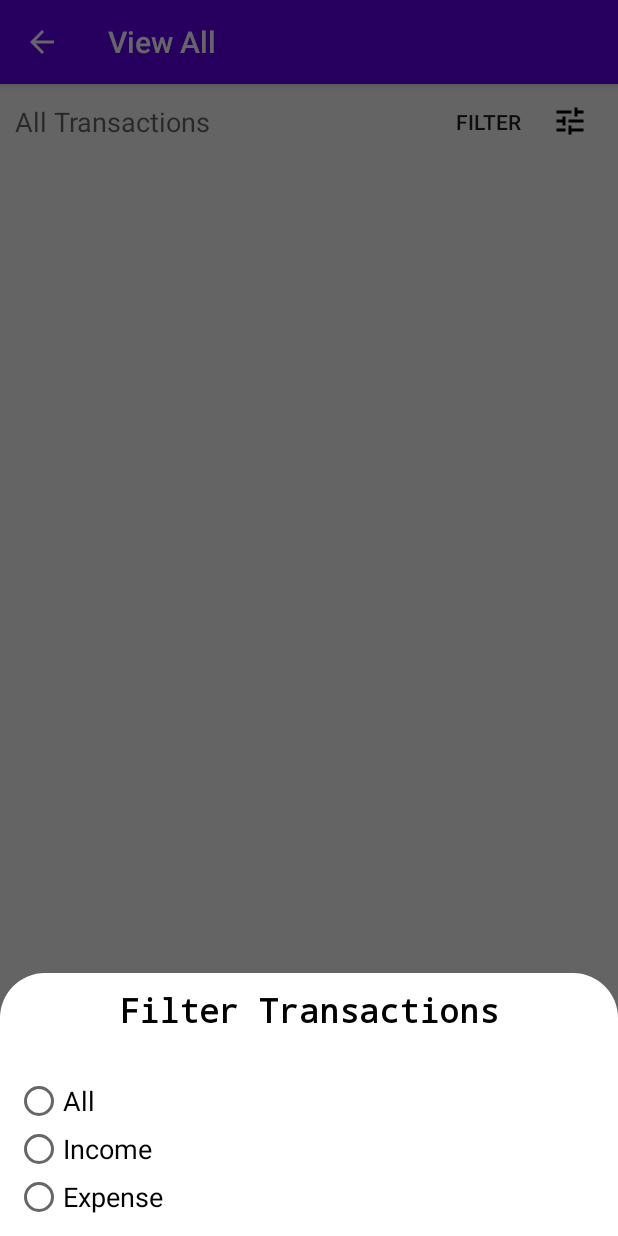
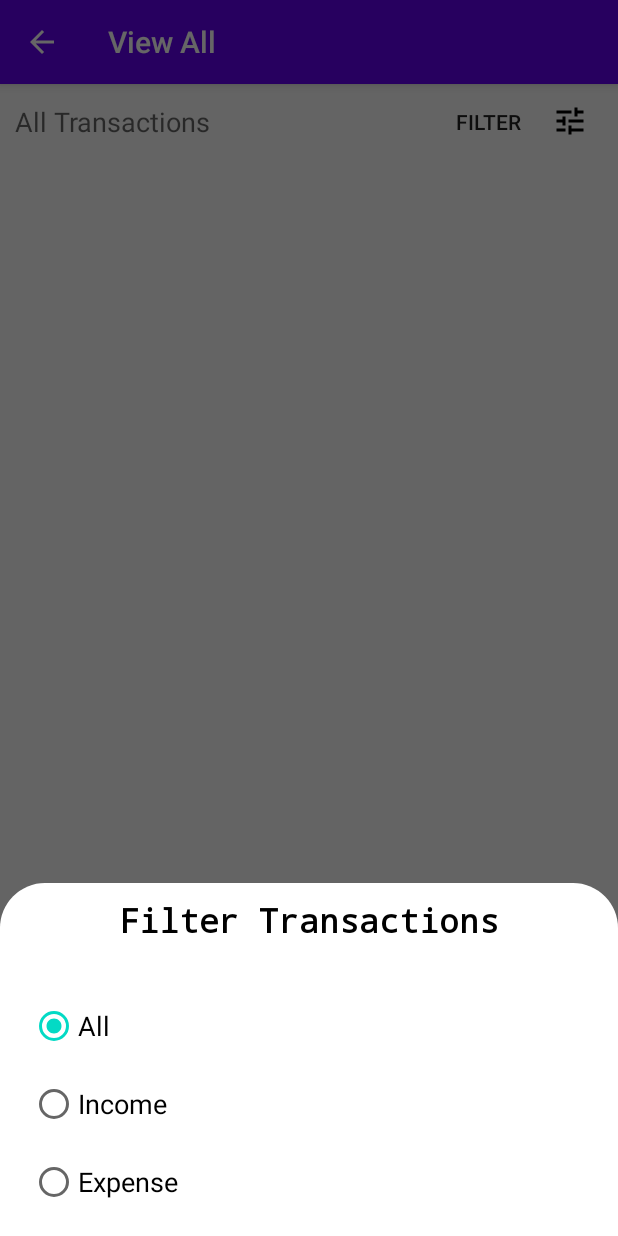
Before and after one commit to Suthar-Naresh/Android-Project, an Android app: the ViewAllActivity screen opened directly, with no data from a screen before it, after a tap on "FILTER", on a phone screen of 412 x 824 dp. Run offline under Robolectric (Android 15) with nearby library versions, the phone set to English and light mode, and no system bars.

Commit message:
Minor twiks in modal sheet

```diff
--- a/app/src/main/res/layout/bottom_modal_sheet.xml
+++ b/app/src/main/res/layout/bottom_modal_sheet.xml
@@ -22,23 +22,27 @@
         android:layout_marginTop="30dp">
 
         <RadioButton
-            android:id="@+id/radioButton"
+            android:id="@+id/radioButtonFilterAll"
             android:layout_width="match_parent"
             android:layout_height="wrap_content"
+            android:layout_margin="10dp"
+            android:checked="true"
             android:text="All"
             android:textAppearance="@style/TextAppearance.AppCompat.Medium" />
 
         <RadioButton
-            android:id="@+id/radioButton2"
+            android:id="@+id/radioButtonFilterIncome"
             android:layout_width="match_parent"
             android:layout_height="wrap_content"
+            android:layout_margin="10dp"
             android:text="Income"
             android:textAppearance="@style/TextAppearance.AppCompat.Medium" />
 
         <RadioButton
-            android:id="@+id/radioButton3"
+            android:id="@+id/radioButtonFilterExpense"
             android:layout_width="match_parent"
             android:layout_height="wrap_content"
+            android:layout_margin="10dp"
             android:text="Expense"
             android:textAppearance="@style/TextAppearance.AppCompat.Medium" />
     </RadioGroup>
```
